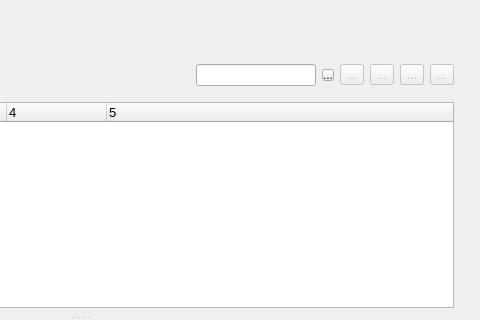
Above: sources/monitor.ui from mikaelsundell/jobman before the change; both pictures show x 320 to 800 and y 0 to 320 of the 800 by 600 pixel window. Below: the same form after it.
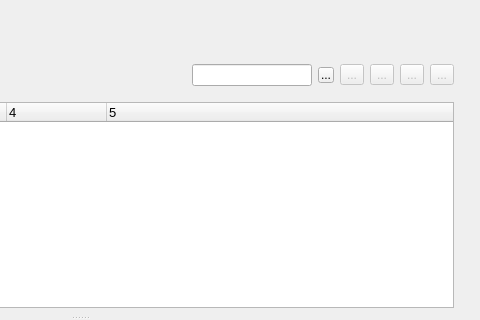
That is the form after the change. Icons and pictures are not drawn. Custom widgets are drawn as their Qt base class.

```diff
--- a/sources/monitor.ui
+++ b/sources/monitor.ui
@@ -260,8 +260,8 @@
           <widget class="QToolButton" name="clear">
            <property name="maximumSize">
             <size>
-             <width>12</width>
-             <height>12</height>
+             <width>16</width>
+             <height>16</height>
             </size>
            </property>
            <property name="text">
```
